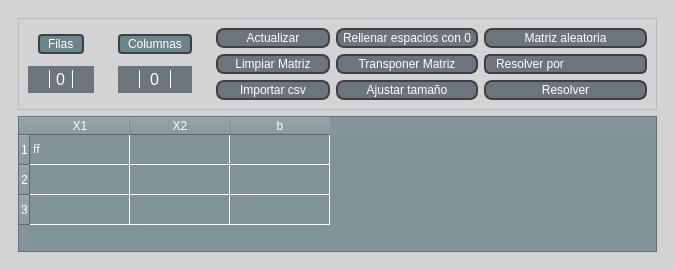
Above: views/qt_files/main_window.ui from Zombender0/Linear_algebra before the change. Below: the same form after it.
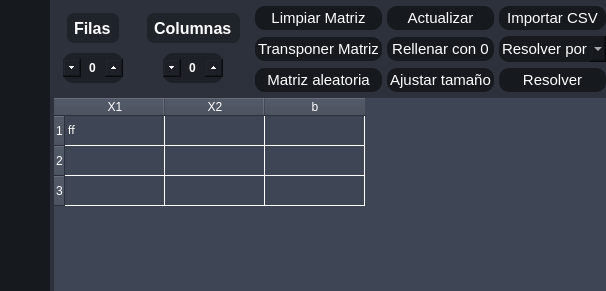
That is the form after the change. The open tabs and pages were chosen to show the change. Icons and pictures are not drawn.

Commit message: Cambio de interfaz de usuario. En proceso

The edit to the form file:
```diff
--- a/views/qt_files/main_window.ui
+++ b/views/qt_files/main_window.ui
@@ -9,8 +9,8 @@
    <rect>
     <x>0</x>
     <y>0</y>
-    <width>675</width>
-    <height>270</height>
+    <width>603</width>
+    <height>291</height>
    </rect>
   </property>
   <property name="windowTitle">
@@ -21,135 +21,313 @@
     <normaloff>:/icon/Images/grid.ico</normaloff>:/icon/Images/grid.ico</iconset>
   </property>
   <property name="styleSheet">
-   <string notr="true">#MainWindow{
-background-color: #d3d3d3;
+   <string notr="true">*{
+border:none;
+background-color: transparent;
+background: none;
+padding: 0;
+margin: 0;
+color: #fff;
+}
 
+QToolTip{
+color: #000;
+padding: 2px;
+border-radius:3px;
 }
+#MainWindow{
+background: #2c313c
+}
 
-#MainWindow QPushButton{
-border: 2px solid #404040;
-border-radius: 8px;
-padding: 1px 5px;
-color: #fff;
-background-color: #6c757d;
-font: 700 10pt &quot;Calibri&quot;;
+#table_buttons_frame{
+background-color: #2c313c
 }
 
-#MainWindow QPushButton:hover{
-background-color: #5c636a;
+#table_buttons_frame QPushButton, #table_buttons_frame QComboBox {
+    color: #ffffff;
+    text-align: center;
+	padding: 3px;
+    border-radius: 10px;
+    background-color: #16191d;
 }
-#MainWindow QPushButton:pressed {
-    border: 4px solid #c0c4c8 
+
+#table_buttons_frame QPushButton::hover, #table_buttons_frame QComboBox::hover {
+    background-color: #2a2e35;
+    box-shadow: 0px 4px 8px rgba(0, 0, 0, 0.4);
+    border-color: #454a52;
 }
 
-QSpinBox{
-color: white;
-background-color: #6c757d;
-font: 12pt
+#table_buttons_frame QPushButton::pressed, #table_buttons_frame QComboBox::pressed {
+    background-color: #1d2127;
+    box-shadow: 0px 2px 4px rgba(0, 0, 0, 0.2);
+	font-weight: 350;
 }
-QSpinBox:up-button{
+
+#table_buttons_frame QSpinBox{
+color: #fff;
+background-color: #1d2127;
+border-radius: 10px;
+}
+
+#table_buttons_frame QLabel{
+background-color: #1f232a;
+padding: 3px;
+font-weight: 700;
+border-radius: 7px;
+}
+
+#table_column_spinbox_widget QSpinBox, #table_row_spinbox_widget QSpinBox{
+color: #fff;
+font-weight: 700;
+}
+
+#table_column_spinbox_widget QSpinBox:up-button, #table_row_spinbox_widget QSpinBox:up-button{
 image:url(:/icon/Images/arrow_upwards.png);
-border-left:0.5px solid #fff;
-subcontrol-position:right;
+subcontrol-position: right;
 width: 18px;
 height: 18px;
 }
-QSpinBox:down-button{
+
+#table_column_spinbox_widget QSpinBox:down-button, #table_row_spinbox_widget QSpinBox:down-button{
 image:url(:/icon/Images/arrow_downwards.png);
-border-right:0.5px solid #fff;
-subcontrol-position:left;
-width:18px;
-height:18px
+subcontrol-position: left;
+width: 18px;
+height: 18px;
 }
-QSpinBox:up-button:hover{
-background-color: #5c636f;
+
+ #table_buttons_frame QComboBox:dropdown{
+border: 0px;
 }
-QSpinBox:down-button:hover{
-background-color: #5c636f;
+
+#table_buttons_frame QComboBox:down-arrow{
+subcontrol-position: right;
+width: 18px;
+height: 18px;
 }
-QLabel {
-    color: #fff;
- background-color: #6a858d; 
-    border:2px solid #404040;        
-    border-radius: 4px;           
-    padding: 2.5px 5px;            
-font: 700 11pt &quot;Calibri&quot;;
-}
-QComboBox{
-font: 700 10pt &quot;Calibri&quot;;
-color: white;
-background-color: #6c757d;
-border: 1.5px solid #404040;
-border-radius: 6px;
-padding-left:10px
-}
-QComboBox::drop-down{
-border:0px;
-}
-QComboBox::down-arrow{
-image: url(:/icon/Images/arrow_downwards.png);
-width:20px;
-height: 20px;
-margin-right: 13px;
-}
 
-
-QComboBox QListView{
-font: 700 9pt &quot;Calibri&quot;;
-border: 1px solid rgba(0,0,0,10%);
-padding: 5px;
-background-color: #6c757d;
-color: white;
+#table_buttons_frame QComboBox QListView{
+color: #fff;
+font-weight: 500;
+background-color: #2c313c;
 outline: 0px;
+padding: 5px;
 }
-QComboBox::hover{
-background-color: #5c636a;
-}
 
-QTableWidget{
-background-color: #819299; 
-gridline-color: #fff;  
-
+#main_table_widget QTableWidget{
+background-color: #3e4555;
+gridline-color:#fff;
 }
 
-QHeaderView{
-background-color: #85939a;
-color:white;
-font: 700 9pt &quot;Calibri&quot;;
+#main_table_widget QHeaderView, #main_table_widget QHeaderView::section, #main_table_widget QTableCornerButton::section{
+background-color: #3e4555;
+color: #fff;
 }
 
-QHeaderView::section {
-background-color: #85939a;
+#main_table_widget QTableWidget::item{
+color: #fff;
 }
-QTableCornerButton::section {
-background-color: #85939a;
-}
-QTableWidget::item{
-color:#fff;
 
+#main_table_widget QTableWidget::item::hover{
+background-color: #242831;
+font-weight: 700;
 }
-QTableWidget::item::hover{
-background-color: #B6BEC2
-}
-</string>
+
+#side_bar{
+background: #16191d
+}</string>
   </property>
   <widget class="QWidget" name="centralwidget">
    <property name="styleSheet">
     <string notr="true"/>
    </property>
-   <layout class="QVBoxLayout" name="centralwidget_layout" stretch="0">
+   <layout class="QHBoxLayout" name="horizontalLayout" stretch="0,0">
+    <property name="spacing">
+     <number>0</number>
+    </property>
+    <property name="leftMargin">
+     <number>0</number>
+    </property>
+    <property name="topMargin">
+     <number>0</number>
+    </property>
+    <property name="rightMargin">
+     <number>0</number>
+    </property>
+    <property name="bottomMargin">
+     <number>0</number>
+    </property>
     <item>
-     <widget class="QWidget" name="table_widget" native="true">
+     <widget class="QWidget" name="side_bar" native="true">
+      <layout class="QVBoxLayout" name="verticalLayout_5">
+       <property name="topMargin">
+        <number>9</number>
+       </property>
+       <property name="rightMargin">
+        <number>9</number>
+       </property>
+       <item alignment="Qt::AlignmentFlag::AlignTop">
+        <widget class="QWidget" name="expand_button_widget" native="true">
+         <layout class="QVBoxLayout" name="verticalLayout_6">
+          <property name="spacing">
+           <number>0</number>
+          </property>
+          <property name="leftMargin">
+           <number>0</number>
+          </property>
+          <property name="topMargin">
+           <number>0</number>
+          </property>
+          <property name="rightMargin">
+           <number>0</number>
+          </property>
+          <property name="bottomMargin">
+           <number>0</number>
+          </property>
+          <item>
+           <widget class="QPushButton" name="expand_button">
+            <property name="toolTip">
+             <string>Expandir Menu</string>
+            </property>
+            <property name="text">
+             <string/>
+            </property>
+            <property name="icon">
+             <iconset resource="qrc_files/resources.qrc">
+              <normaloff>:/icon/Images/align-justify.svg</normaloff>:/icon/Images/align-justify.svg</iconset>
+            </property>
+            <property name="iconSize">
+             <size>
+              <width>24</width>
+              <height>24</height>
+             </size>
+            </property>
+           </widget>
+          </item>
+         </layout>
+        </widget>
+       </item>
+       <item alignment="Qt::AlignmentFlag::AlignTop">
+        <widget class="QWidget" name="tab_buttons_widget" native="true">
+         <property name="sizePolicy">
+          <sizepolicy hsizetype="Preferred" vsizetype="Expanding">
+           <horstretch>0</horstretch>
+           <verstretch>0</verstretch>
+          </sizepolicy>
+         </property>
+         <layout class="QVBoxLayout" name="verticalLayout_7">
+          <property name="spacing">
+           <number>10</number>
+          </property>
+          <property name="leftMargin">
+           <number>0</number>
+          </property>
+          <property name="topMargin">
+           <number>0</number>
+          </property>
+          <property name="rightMargin">
+           <number>0</number>
+          </property>
+          <property name="bottomMargin">
+           <number>0</number>
+          </property>
+          <item>
+           <widget class="QPushButton" name="equation_tab_button">
+            <property name="toolTip">
+             <string>Ecuaciones</string>
+            </property>
+            <property name="text">
+             <string/>
+            </property>
+            <property name="icon">
+             <iconset resource="qrc_files/resources.qrc">
+              <normaloff>:/icon/Images/fx.svg</normaloff>:/icon/Images/fx.svg</iconset>
+            </property>
+            <property name="iconSize">
+             <size>
+              <width>28</width>
+              <height>28</height>
+             </size>
+            </property>
+           </widget>
+          </item>
+          <item>
+           <widget class="QPushButton" name="matrix_tab_button">
+            <property name="toolTip">
+             <string>Matrices</string>
+            </property>
+            <property name="text">
+             <string/>
+            </property>
+            <property name="icon">
+             <iconset resource="qrc_files/resources.qrc">
+              <normaloff>:/icon/Images/matrix.svg</normaloff>:/icon/Images/matrix.svg</iconset>
+            </property>
+            <property name="iconSize">
+             <size>
+              <width>24</width>
+              <height>24</height>
+             </size>
+            </property>
+           </widget>
+          </item>
+         </layout>
+        </widget>
+       </item>
+      </layout>
+     </widget>
+    </item>
+    <item>
+     <widget class="QStackedWidget" name="main_stacked_widget">
+      <property name="currentIndex">
+       <number>1</number>
+      </property>
+      <widget class="QWidget" name="matrix_page">
+       <layout class="QVBoxLayout" name="verticalLayout_4">
+        <property name="spacing">
+         <number>0</number>
+        </property>
+        <property name="leftMargin">
+         <number>4</number>
+        </property>
+        <property name="topMargin">
+         <number>0</number>
+        </property>
+        <property name="rightMargin">
+         <number>0</number>
+        </property>
+        <property name="bottomMargin">
+         <number>0</number>
+        </property>
+        <item>
+         <widget class="QWidget" name="main_table_widget" native="true">
       <layout class="QVBoxLayout" name="verticalLayout_2" stretch="10,100">
+           <property name="spacing">
+            <number>0</number>
+           </property>
+           <property name="leftMargin">
+            <number>0</number>
+           </property>
+           <property name="topMargin">
+            <number>0</number>
+           </property>
+           <property name="rightMargin">
+            <number>0</number>
+           </property>
+           <property name="bottomMargin">
+            <number>0</number>
+           </property>
        <item>
         <widget class="QFrame" name="table_buttons_frame">
+             <property name="styleSheet">
+              <string notr="true"/>
+             </property>
          <property name="frameShape">
           <enum>QFrame::Shape::StyledPanel</enum>
          </property>
          <property name="frameShadow">
           <enum>QFrame::Shadow::Raised</enum>
          </property>
-         <layout class="QHBoxLayout" name="table_buttons_horizontal_layout" stretch="15,15,80">
+             <layout class="QHBoxLayout" name="table_buttons_horizontal_layout" stretch="15,15,100">
           <property name="leftMargin">
            <number>0</number>
           </property>
@@ -185,20 +363,35 @@
                <property name="maximumSize">
                 <size>
                  <width>16777215</width>
-                 <height>20</height>
-                </size>
-               </property>
+                     <height>30</height>
+                    </size>
+                   </property>
+                   <property name="font">
+                    <font>
+                     <pointsize>12</pointsize>
+                     <bold>true</bold>
+                    </font>
+                   </property>
+                   <property name="toolTip">
+                    <string>Filas de la matriz</string>
+                   </property>
                <property name="text">
                 <string>Filas</string>
                </property>
               </widget>
              </item>
-             <item>
+                 <item alignment="Qt::AlignmentFlag::AlignHCenter">
               <widget class="QSpinBox" name="row_spinbox">
                <property name="minimumSize">
                 <size>
                  <width>60</width>
-                 <height>0</height>
+                     <height>30</height>
+                    </size>
+                   </property>
+                   <property name="maximumSize">
+                    <size>
+                     <width>16777215</width>
+                     <height>16777215</height>
                 </size>
                </property>
                <property name="styleSheet">
@@ -214,7 +407,7 @@
           </item>
           <item>
            <widget class="QWidget" name="table_column_spinbox_widget" native="true">
-            <layout class="QVBoxLayout" name="verticalLayout">
+                <layout class="QVBoxLayout" name="verticalLayout" stretch="0,0">
              <property name="leftMargin">
               <number>9</number>
              </property>
@@ -232,16 +425,37 @@
                <property name="maximumSize">
                 <size>
                  <width>16777215</width>
-                 <height>20</height>
-                </size>
-               </property>
+                     <height>30</height>
+                    </size>
+                   </property>
+                   <property name="font">
+                    <font>
+                     <pointsize>12</pointsize>
+                     <bold>true</bold>
+                    </font>
+                   </property>
+                   <property name="toolTip">
+                    <string>Columnas de la matriz</string>
+                   </property>
                <property name="text">
                 <string>Columnas</string>
                </property>
               </widget>
              </item>
-             <item>
+                 <item alignment="Qt::AlignmentFlag::AlignHCenter">
               <widget class="QSpinBox" name="column_spinbox">
+                   <property name="minimumSize">
+                    <size>
+                     <width>60</width>
+                     <height>30</height>
+                    </size>
+                   </property>
+                   <property name="maximumSize">
+                    <size>
+                     <width>16777215</width>
+                     <height>16777215</height>
+                    </size>
+                   </property>
                <property name="alignment">
                 <set>Qt::AlignmentFlag::AlignCenter</set>
                </property>
@@ -251,24 +465,71 @@
            </widget>
           </item>
           <item>
-           <layout class="QGridLayout" name="table_grid_options">
+               <layout class="QGridLayout" name="table_grid_options" rowstretch="0,0,0,0,0" columnstretch="0,0,0">
+                <property name="sizeConstraint">
+                 <enum>QLayout::SizeConstraint::SetDefaultConstraint</enum>
+                </property>
             <property name="leftMargin">
-             <number>9</number>
+                 <number>0</number>
             </property>
             <property name="topMargin">
-             <number>9</number>
+                 <number>6</number>
             </property>
             <property name="rightMargin">
-             <number>9</number>
+                 <number>0</number>
             </property>
             <property name="bottomMargin">
-             <number>9</number>
+                 <number>6</number>
             </property>
             <property name="horizontalSpacing">
-             <number>6</number>
+                 <number>5</number>
             </property>
             <item row="0" column="0">
+                 <widget class="QPushButton" name="table_clean_matrix_button">
+                  <property name="font">
+                   <font>
+                    <pointsize>11</pointsize>
+                   </font>
+                  </property>
+                  <property name="toolTip">
+                   <string>Limpiar todos los valores de la matriz</string>
+                  </property>
+                  <property name="styleSheet">
+                   <string notr="true"/>
+                  </property>
+                  <property name="text">
+                   <string>Limpiar Matriz</string>
+                  </property>
+                 </widget>
+                </item>
+                <item row="1" column="1">
+                 <widget class="QPushButton" name="table_fill_0_button">
+                  <property name="font">
+                   <font>
+                    <pointsize>11</pointsize>
+                   </font>
+                  </property>
+                  <property name="toolTip">
+                   <string>Rellenar espacios de la matriz con 0</string>
+                  </property>
+                  <property name="styleSheet">
+                   <string notr="true"/>
+                  </property>
+                  <property name="text">
+                   <string>Rellenar con 0</string>
+                  </property>
+                 </widget>
+                </item>
+                <item row="0" column="1">
              <widget class="QPushButton" name="table_update_button">
+                  <property name="font">
+                   <font>
+                    <pointsize>11</pointsize>
+                   </font>
+                  </property>
+                  <property name="toolTip">
+                   <string>Actualizar dimensiones de la matriz</string>
+                  </property>
               <property name="layoutDirection">
                <enum>Qt::LayoutDirection::LeftToRight</enum>
               </property>
@@ -280,28 +541,31 @@
               </property>
              </widget>
             </item>
-            <item row="0" column="1">
-             <widget class="QPushButton" name="table_fill_0_button">
-              <property name="styleSheet">
-               <string notr="true"/>
-              </property>
-              <property name="text">
-               <string>Rellenar espacios con 0</string>
-              </property>
-             </widget>
-            </item>
             <item row="1" column="0">
-             <widget class="QPushButton" name="table_clean_matrix_button">
-              <property name="styleSheet">
-               <string notr="true"/>
+                 <widget class="QPushButton" name="table_transposition_button">
+                  <property name="font">
+                   <font>
+                    <pointsize>11</pointsize>
+                   </font>
+                  </property>
+                  <property name="toolTip">
+                   <string>Transponer matriz</string>
               </property>
               <property name="text">
-               <string>Limpiar Matriz</string>
+                   <string>Transponer Matriz</string>
               </property>
              </widget>
             </item>
-            <item row="0" column="2">
+                <item row="2" column="0">
              <widget class="QPushButton" name="table_random_matrix_button">
+                  <property name="font">
+                   <font>
+                    <pointsize>11</pointsize>
+                   </font>
+                  </property>
+                  <property name="toolTip">
+                   <string>Llenar espacios vacíos de la matriz con números aleatorios</string>
+                  </property>
               <property name="styleSheet">
                <string notr="true"/>
               </property>
@@ -310,8 +574,43 @@
               </property>
              </widget>
             </item>
+                <item row="2" column="1">
+                 <widget class="QPushButton" name="table_adjust_size_button">
+                  <property name="font">
+                   <font>
+                    <pointsize>11</pointsize>
+                   </font>
+                  </property>
+                  <property name="toolTip">
+                   <string>Ajustar tamaño de la matriz en base al contenido actual</string>
+                  </property>
+                  <property name="text">
+                   <string>Ajustar tamaño</string>
+                  </property>
+                 </widget>
+                </item>
+                <item row="0" column="2">
+                 <widget class="QPushButton" name="table_import_from_csv_button">
+                  <property name="font">
+                   <font>
+                    <pointsize>11</pointsize>
+                   </font>
+                  </property>
+                  <property name="toolTip">
+                   <string>Importar matriz desde un archivo CSV</string>
+                  </property>
+                  <property name="text">
+                   <string>Importar CSV</string>
+                  </property>
+                 </widget>
+                </item>
             <item row="1" column="2">
              <widget class="QComboBox" name="table_solution_matrix_combobox">
+                  <property name="font">
+                   <font>
+                    <pointsize>11</pointsize>
+                   </font>
+                  </property>
               <property name="cursor">
                <cursorShape>ArrowCursor</cursorShape>
               </property>
@@ -321,6 +620,9 @@
               <property name="acceptDrops">
                <bool>false</bool>
               </property>
+                  <property name="toolTip">
+                   <string>Opciones para resolver matriz</string>
+                  </property>
               <property name="styleSheet">
                <string notr="true"/>
               </property>
@@ -336,20 +638,21 @@
               </item>
               <item>
                <property name="text">
-                <string>Aplicar vector por vector</string>
+                    <string>Vectores</string>
                </property>
               </item>
              </widget>
             </item>
-            <item row="1" column="1">
-             <widget class="QPushButton" name="table_transposition_button">
-              <property name="text">
-               <string>Transponer Matriz</string>
-              </property>
-             </widget>
-            </item>
             <item row="2" column="2">
              <widget class="QPushButton" name="table_solve_matrix_button">
+                  <property name="font">
+                   <font>
+                    <pointsize>11</pointsize>
+                   </font>
+                  </property>
+                  <property name="toolTip">
+                   <string>Resolver según el método seleccionado</string>
+                  </property>
               <property name="styleSheet">
                <string notr="true"/>
               </property>
@@ -358,20 +661,6 @@
               </property>
              </widget>
             </item>
-            <item row="2" column="1">
-             <widget class="QPushButton" name="table_adjust_size_button">
-              <property name="text">
-               <string>Ajustar tamaño</string>
-              </property>
-             </widget>
-            </item>
-            <item row="2" column="0">
-             <widget class="QPushButton" name="table_import_from_csv_button">
-              <property name="text">
-               <string>Importar csv</string>
-              </property>
-             </widget>
-            </item>
            </layout>
           </item>
          </layout>
@@ -420,6 +709,11 @@
         </widget>
        </item>
       </layout>
+         </widget>
+        </item>
+       </layout>
+      </widget>
+      <widget class="QWidget" name="equations_page"/>
      </widget>
     </item>
    </layout>
```
Lines whose indentation alone changed are shown as unchanged. The commit also changes 6 other files.
